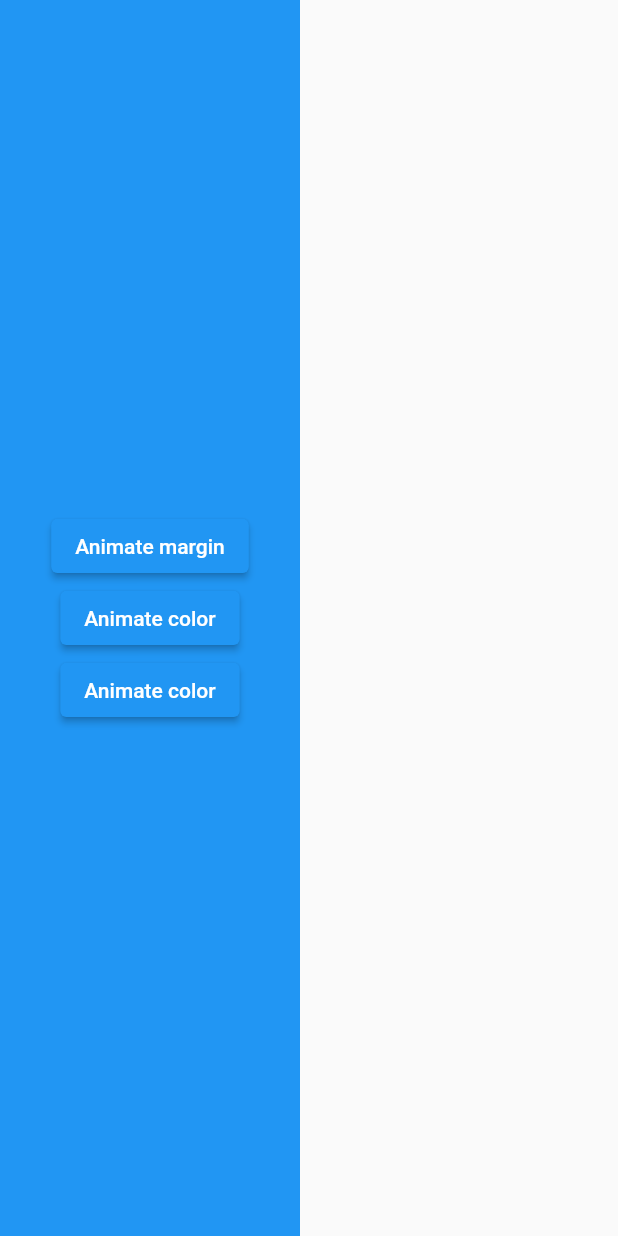
After one commit to we-mohd-i001/flutter_animations, a Flutter app: the screen it shows after launch, after a tap on "Go to SandBox", on a phone screen of 412 x 824 dp. The commit adds this screen. Run offline on Flutter 3.47's test engine with Material 2 defaults, Android fonts, the phone set to English and light mode, and no system bars; missing offline and left inert: lipsum.

Commit message:
added animations using...
...built-in animations

```diff
--- a/lib/models/trip.dart
+++ b/lib/models/trip.dart
@@ -4,5 +4,5 @@ class Trip {
   final String nights;
   final String img;
 
-  Trip({this.title, this.price, this.nights, this.img});
+  Trip({required this.title, required this.price, required this.nights, required this.img});
 }
--- a/lib/screens/details.dart
+++ b/lib/screens/details.dart
@@ -6,7 +6,7 @@ import 'package:lipsum/lipsum.dart' as lipsum;
 class Details extends StatelessWidget {
 
   final Trip trip;
-  Details({ @required this.trip });
+  Details({ required this.trip });
 
   @override
   Widget build(BuildContext context) {
--- a/lib/screens/home.dart
+++ b/lib/screens/home.dart
@@ -1,4 +1,5 @@
 import 'package:flutter/material.dart';
+import 'package:flutter_animations/screens/sand_box.dart';
 import 'package:flutter_animations/shared/screen_title.dart';
 import 'package:flutter_animations/shared/trip_list.dart';
 
@@ -8,6 +9,7 @@ class Home extends StatefulWidget {
 }
 
 class _HomeState extends State<Home> {
+  GlobalKey key = GlobalKey(debugLabel: 'home-key');
 
   @override
   Widget build(BuildContext context) {
@@ -27,12 +29,12 @@ class _HomeState extends State<Home> {
             SizedBox(height: 30),
             SizedBox(
               height: 160,
-              child: ScreenTitle(text: 'Ninja Trips'),
+              child: ScreenTitle(text: 'Ninja Trips', key: key,),
             ),
             Flexible(
               child: TripList(),
-            )
-            //Sandbox(),
+            ),
+            ElevatedButton(onPressed: (){Navigator.push(context, MaterialPageRoute(builder: (context) => SandBox(),));}, child: Text('Go to SandBox'))
           ],
         )
       )
--- /dev/null
+++ b/lib/screens/sand_box.dart
@@ -0,0 +1,57 @@
+import 'package:flutter/material.dart';
+
+class SandBox extends StatefulWidget {
+  const SandBox({super.key});
+
+  @override
+  State<SandBox> createState() => _SandBoxState();
+}
+
+class _SandBoxState extends State<SandBox> {
+  double _opacity = 1;
+  double _margin = 0;
+  double _width = 200;
+  Color _color = Colors.blue;
+
+  @override
+  Widget build(BuildContext context) {
+    return Scaffold(
+      body: AnimatedContainer(
+        duration: Duration(milliseconds: 300),
+        margin: EdgeInsets.all(_margin),
+        width: _width,
+        color: _color,
+        child: Column(
+          crossAxisAlignment: CrossAxisAlignment.center,
+          mainAxisAlignment: MainAxisAlignment.center,
+          children: <Widget>[
+            ElevatedButton(
+              onPressed: () {
+                setState(() {
+                  _margin = 50;
+                });
+              },
+              child: Text('Animate margin'),
+            ),
+            ElevatedButton(
+              onPressed: () {
+                setState(() {
+                  _color = Colors.purpleAccent;
+                });
+              },
+              child: Text('Animate color'),
+            ),
+            ElevatedButton(
+              onPressed: () {
+                setState(() {
+                  _width = 300;
+                });
+              },
+              child: Text('Animate color'),
+            ),
+          ],
+        ),
+      ),
+    );
+  }
+}
--- a/lib/shared/screen_title.dart
+++ b/lib/shared/screen_title.dart
@@ -3,7 +3,7 @@ import 'package:flutter/material.dart';
 class ScreenTitle extends StatelessWidget {
   final String text;
 
-  const ScreenTitle({Key key, this.text}) : super(key: key);
+  const ScreenTitle({required Key key, required this.text}) : super(key: key);
 
   @override
   Widget build(BuildContext context) {
--- a/pubspec.yaml
+++ b/pubspec.yaml
@@ -6,7 +6,7 @@ publish_to: 'none' # Remove this line if you wish to publish to pub.dev
 version: 1.0.0+1
 
 environment:
-  sdk: ">=2.7.0 <3.0.0"
+  sdk: ">=2.17.0 <3.0.0"
 
 dependencies:
   flutter:
```
